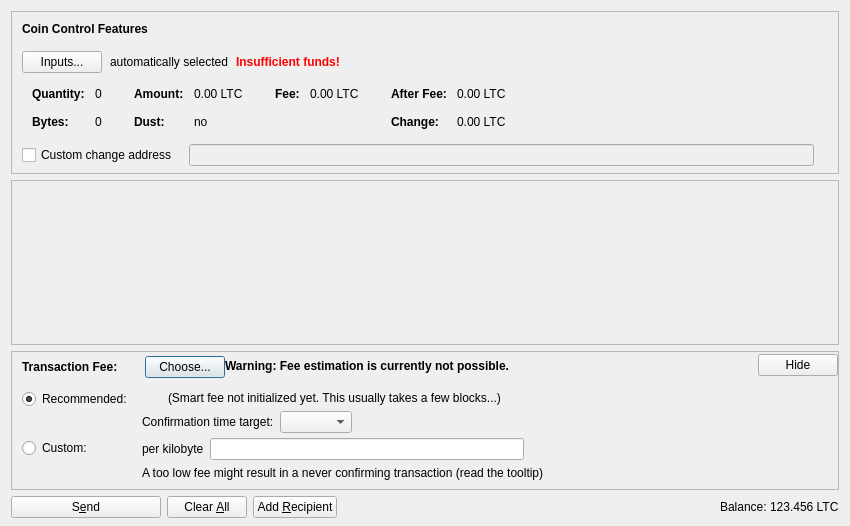
shuurai/boxcoin, file src/qt/forms/sendcoinsdialog.ui: the form before one commit.
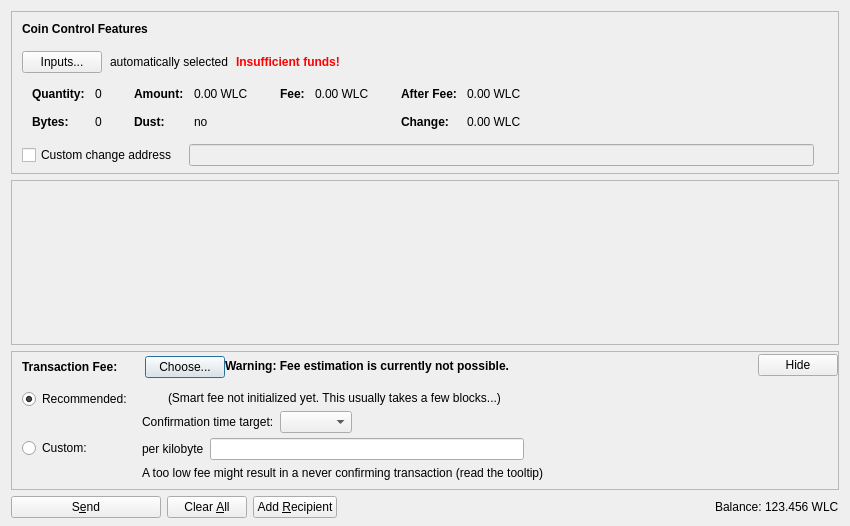
The form after the commit. Icons and pictures are not drawn. Custom widgets are drawn as their Qt base class.

Patch:
```diff
--- a/src/qt/forms/sendcoinsdialog.ui
+++ b/src/qt/forms/sendcoinsdialog.ui
@@ -324,7 +324,7 @@
                   <enum>Qt::ActionsContextMenu</enum>
                  </property>
                  <property name="text">
-                  <string notr="true">0.00 LTC</string>
+                  <string notr="true">0.00 WLC</string>
                  </property>
                  <property name="textInteractionFlags">
                   <set>Qt::LinksAccessibleByMouse|Qt::TextSelectableByKeyboard|Qt::TextSelectableByMouse</set>
@@ -404,7 +404,7 @@
                   <enum>Qt::ActionsContextMenu</enum>
                  </property>
                  <property name="text">
-                  <string notr="true">0.00 LTC</string>
+                  <string notr="true">0.00 WLC</string>
                  </property>
                  <property name="textInteractionFlags">
                   <set>Qt::LinksAccessibleByMouse|Qt::TextSelectableByKeyboard|Qt::TextSelectableByMouse</set>
@@ -455,7 +455,7 @@
                   <enum>Qt::ActionsContextMenu</enum>
                  </property>
                  <property name="text">
-                  <string notr="true">0.00 LTC</string>
+                  <string notr="true">0.00 WLC</string>
                  </property>
                  <property name="textInteractionFlags">
                   <set>Qt::LinksAccessibleByMouse|Qt::TextSelectableByKeyboard|Qt::TextSelectableByMouse</set>
@@ -484,7 +484,7 @@
                   <enum>Qt::ActionsContextMenu</enum>
                  </property>
                  <property name="text">
-                  <string notr="true">0.00 LTC</string>
+                  <string notr="true">0.00 WLC</string>
                  </property>
                  <property name="textInteractionFlags">
                   <set>Qt::LinksAccessibleByMouse|Qt::TextSelectableByKeyboard|Qt::TextSelectableByMouse</set>
@@ -1204,7 +1204,7 @@
           <cursorShape>IBeamCursor</cursorShape>
          </property>
          <property name="text">
-          <string notr="true">123.456 LTC</string>
+          <string notr="true">123.456 WLC</string>
          </property>
          <property name="textInteractionFlags">
           <set>Qt::LinksAccessibleByMouse|Qt::TextSelectableByKeyboard|Qt::TextSelectableByMouse</set>
```
